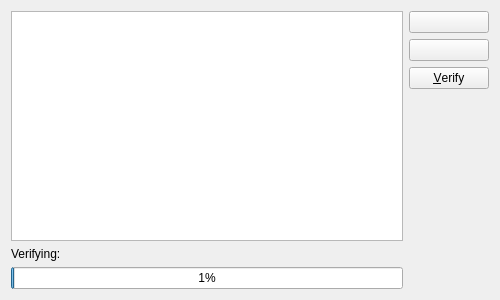
KDE/kget, file ui/verificationdialog.ui: the form before one commit.
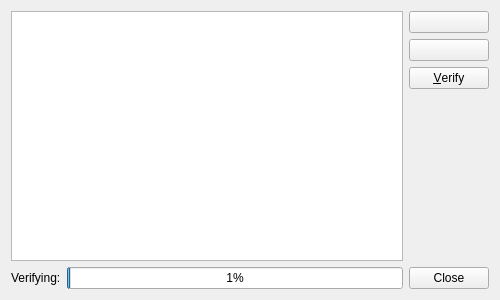
The form after the commit.

Commit message: Port a number of dialogs to QDialog

```diff
--- a/ui/verificationdialog.ui
+++ b/ui/verificationdialog.ui
@@ -11,32 +11,48 @@
    </rect>
   </property>
   <layout class="QGridLayout" name="gridLayout">
-   <item row="0" column="0" rowspan="4">
-    <widget class="QTreeView" name="usedHashes">
-     <property name="selectionMode">
-      <enum>QAbstractItemView::ExtendedSelection</enum>
-     </property>
-     <property name="rootIsDecorated">
-      <bool>false</bool>
-     </property>
-     <property name="uniformRowHeights">
-      <bool>true</bool>
-     </property>
-     <property name="itemsExpandable">
-      <bool>false</bool>
-     </property>
-     <property name="sortingEnabled">
-      <bool>true</bool>
-     </property>
+   <item row="4" column="0" colspan="2">
+    <widget class="QWidget" name="verifying" native="true">
+     <layout class="QHBoxLayout" name="horizontalLayout">
+      <property name="leftMargin">
+       <number>0</number>
+      </property>
+      <property name="topMargin">
+       <number>0</number>
+      </property>
+      <property name="rightMargin">
+       <number>0</number>
+      </property>
+      <property name="bottomMargin">
+       <number>0</number>
+      </property>
+      <item>
+       <widget class="QLabel" name="label_4">
+        <property name="sizePolicy">
+         <sizepolicy hsizetype="Maximum" vsizetype="Preferred">
+          <horstretch>0</horstretch>
+          <verstretch>0</verstretch>
+         </sizepolicy>
+        </property>
+        <property name="text">
+         <string>Verifying:</string>
+        </property>
+       </widget>
+      </item>
+      <item>
+       <widget class="QProgressBar" name="progressBar">
+        <property name="value">
+         <number>1</number>
+        </property>
+       </widget>
+      </item>
+     </layout>
     </widget>
    </item>
-   <item row="0" column="1">
+   <item row="0" column="2">
     <widget class="QPushButton" name="add"/>
    </item>
-   <item row="1" column="1">
-    <widget class="QPushButton" name="remove"/>
-   </item>
-   <item row="2" column="1">
+   <item row="2" column="2">
     <widget class="QPushButton" name="verify">
      <property name="toolTip">
       <string>Verify the finished download with the selected checksum.</string>
@@ -46,7 +62,10 @@
      </property>
     </widget>
    </item>
-   <item row="3" column="1">
+   <item row="1" column="2">
+    <widget class="QPushButton" name="remove"/>
+   </item>
+   <item row="3" column="2">
     <spacer name="verticalSpacer">
      <property name="orientation">
       <enum>Qt::Vertical</enum>
@@ -59,27 +78,42 @@
      </property>
     </spacer>
    </item>
-   <item row="4" column="0">
-    <widget class="QWidget" name="verifying" native="true">
-     <layout class="QVBoxLayout" name="verticalLayout_2">
-      <property name="margin">
-       <number>0</number>
-      </property>
-      <item>
-       <widget class="QLabel" name="label_3">
-        <property name="text">
-         <string>Verifying:</string>
-        </property>
-       </widget>
-      </item>
-      <item>
-       <widget class="QProgressBar" name="progressBar">
-        <property name="value">
-         <number>1</number>
-        </property>
-       </widget>
-      </item>
-     </layout>
+   <item row="0" column="0" rowspan="4" colspan="2">
+    <widget class="QTreeView" name="usedHashes">
+     <property name="sizePolicy">
+      <sizepolicy hsizetype="MinimumExpanding" vsizetype="Expanding">
+       <horstretch>0</horstretch>
+       <verstretch>0</verstretch>
+      </sizepolicy>
+     </property>
+     <property name="selectionMode">
+      <enum>QAbstractItemView::ExtendedSelection</enum>
+     </property>
+     <property name="rootIsDecorated">
+      <bool>false</bool>
+     </property>
+     <property name="uniformRowHeights">
+      <bool>true</bool>
+     </property>
+     <property name="itemsExpandable">
+      <bool>false</bool>
+     </property>
+     <property name="sortingEnabled">
+      <bool>true</bool>
+     </property>
+    </widget>
+   </item>
+   <item row="4" column="2">
+    <widget class="QDialogButtonBox" name="buttonBox">
+     <property name="sizePolicy">
+      <sizepolicy hsizetype="Maximum" vsizetype="Fixed">
+       <horstretch>0</horstretch>
+       <verstretch>0</verstretch>
+      </sizepolicy>
+     </property>
+     <property name="standardButtons">
+      <set>QDialogButtonBox::Close</set>
+     </property>
     </widget>
    </item>
   </layout>
```
Left out of the diff: 2 changed lines with no effect on the pictures. The commit also changes 19 other files.
